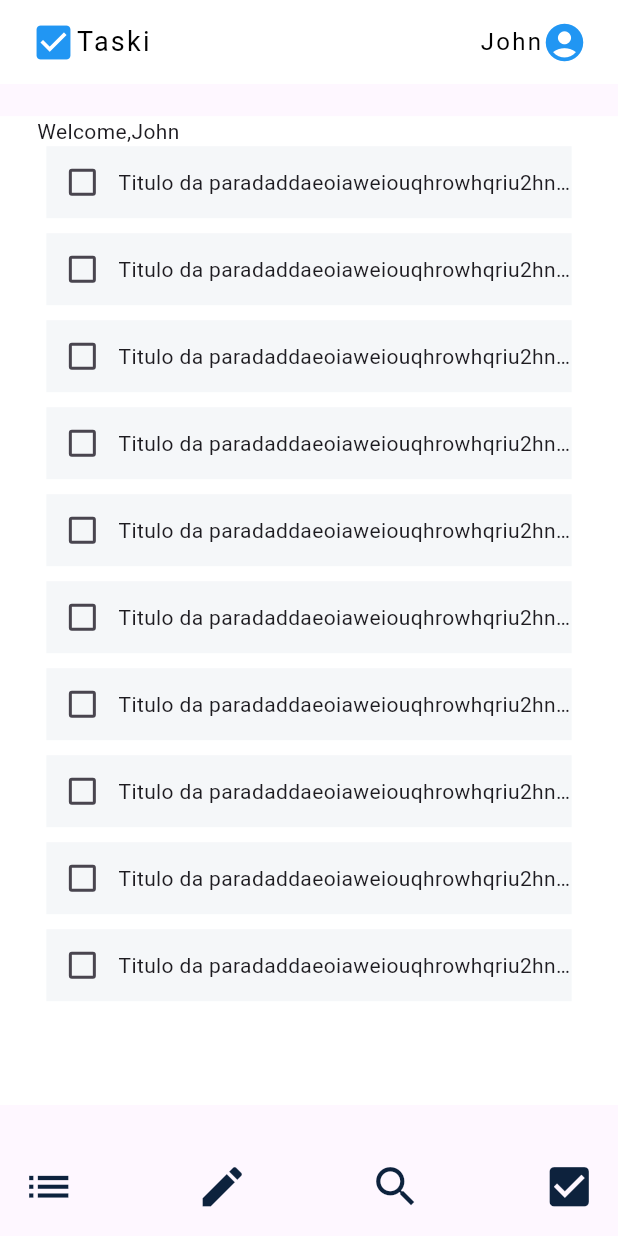
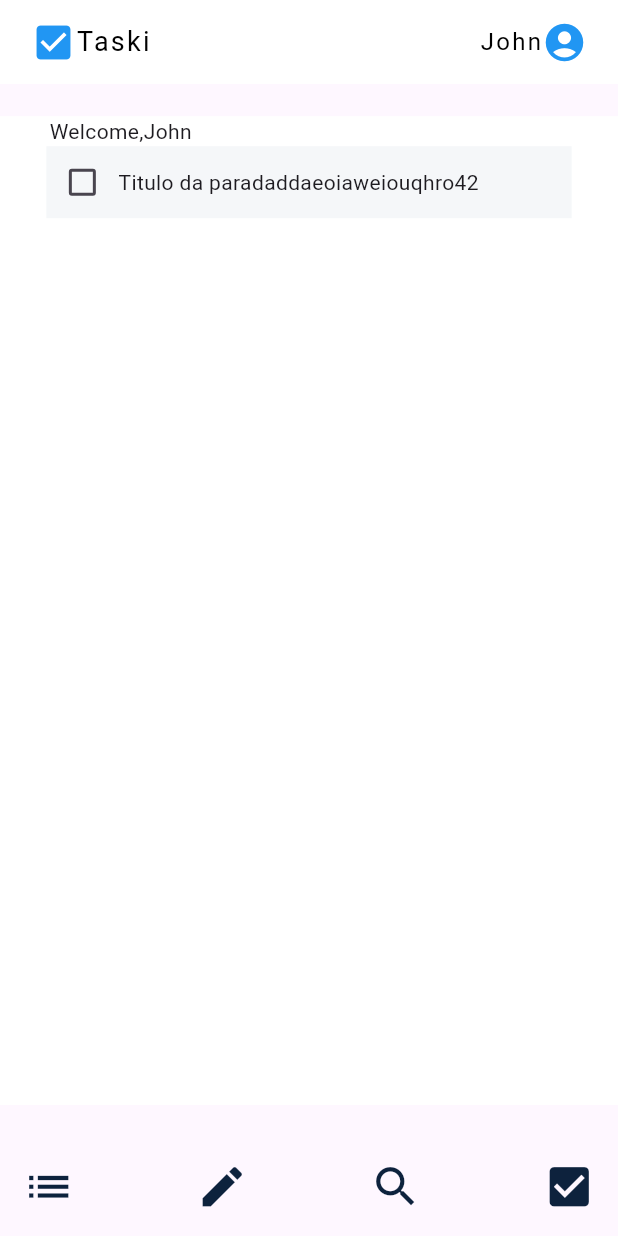
Before and after one commit to RodrigoToledo5599/DesafioMobile, a Flutter app: the screen it shows after launch, on a phone screen of 412 x 824 dp. Run offline on Flutter 3.47's test engine with Material 3 defaults, Android fonts, the phone set to English and light mode, and no system bars; our stand-ins replace sqflite; accounts and stored records are empty.

Commit message:
saving changes

```diff
--- a/lib/Database/DatabaseHelper.dart
+++ b/lib/Database/DatabaseHelper.dart
@@ -35,7 +35,7 @@ class DatabaseHelper{
   Future<List<Map<String,dynamic>>>? getTask(String name) async {
     try {
       final Database db = await _getDatabase();
-      final Future<List<Map<String, dynamic>>> map = db.query(TASK_TABLE_NAME, where: 'Name = ?', whereArgs: [name]);
+      final Future<List<Map<String, dynamic>>> map = db.query(TASK_TABLE_NAME, where: 'Name LIKE ?', whereArgs: [name]);
       print(map);
       return map;
     } catch (ex) {
--- /dev/null
+++ b/lib/ViewModels/TaskViewModel.dart
@@ -0,0 +1,23 @@
+import 'package:desafiomobile/Models/TaskModel.dart';
+import 'package:desafiomobile/Database/DatabaseHelper.dart';
+
+
+
+
+
+class TaskViewModel{
+
+  DatabaseHelper db = new DatabaseHelper();
+
+  Future<List<Map<String, dynamic>>>? getAllTasks(){
+    Future<List<Map<String, dynamic>>>? result =  db.getTasks();
+    return result;
+  }
+
+  Future<List<Map<String,dynamic>>>? getTask(String name){
+    Future<List<Map<String, dynamic>>>? result =  db.getTask(name);
+    return result;
+  }
+
+
+}
--- a/lib/Views/Todo.dart
+++ b/lib/Views/Todo.dart
@@ -1,12 +1,14 @@
 import 'package:flutter/material.dart';
 import 'package:flutter/cupertino.dart';
+import 'package:desafiomobile/ViewModels/TaskViewModel.dart';
 import 'package:desafiomobile/Widgets/UpBar.dart';
 import 'package:desafiomobile/Widgets/Navigate.dart';
 import 'package:desafiomobile/Widgets/TodoTask.dart';
 
 
 class Todo extends StatelessWidget{
-  const Todo({Key? key}) : super(key: key);
+  Todo({Key? key}) : super(key: key);
+  TaskViewModel tvm = new TaskViewModel();
 
   @override
   Widget build (BuildContext context){
@@ -22,7 +24,7 @@ class Todo extends StatelessWidget{
                   width: MediaQuery.of(context).size.width * 1,
                   height: MediaQuery.of(context).size.height * 0.8,
                   color: Color.fromRGBO(255, 255, 255, 1),
-                  child:SingleChildScrollView(
+                  child: SingleChildScrollView(
                       child: Column(
                           crossAxisAlignment: CrossAxisAlignment.center,
                           mainAxisAlignment: MainAxisAlignment.center,
@@ -34,34 +36,15 @@ class Todo extends StatelessWidget{
                                       children:[
                                         Row(
                                           children:[
-                                            SizedBox(width: MediaQuery.sizeOf(context).width * 0.06),
+                                            SizedBox(width: MediaQuery.sizeOf(context).width * 0.08),
                                             Text("Welcome,"),
-                                            Text("John",)
+                                            Text("John")
                                           ]
                                         )
                                       ]
                                     )
                                   ),
                                   TodoTask(),
-                                  SizedBox(height: 10),
-                                  TodoTask(),
-                                  SizedBox(height: 10),
-                                  TodoTask(),
-                                  SizedBox(height: 10),
-                                  TodoTask(),
-                                  SizedBox(height: 10),
-                                  TodoTask(),
-                                  SizedBox(height: 10),
-                                  TodoTask(),
-                                  SizedBox(height: 10),
-                                  TodoTask(),
-                                  SizedBox(height: 10),
-                                  TodoTask(),
-                                  SizedBox(height: 10),
-                                  TodoTask(),
-                                  SizedBox(height: 10),
-                                  TodoTask(),
-                                  SizedBox(height: 10),
                                 ]
                             ),
                           ],
--- a/lib/Widgets/DoneTask.dart
+++ b/lib/Widgets/DoneTask.dart
@@ -1,6 +1,5 @@
 import 'package:flutter/cupertino.dart';
 import 'package:flutter/material.dart';
-import 'package:desafiomobile/Models/TaskModel.dart';
 
 
 class DoneTask extends StatefulWidget {
--- a/lib/Widgets/TodoTask.dart
+++ b/lib/Widgets/TodoTask.dart
@@ -1,3 +1,4 @@
+import 'package:desafiomobile/ViewModels/TaskViewModel.dart';
 import 'package:flutter/cupertino.dart';
 import 'package:flutter/material.dart';
 
@@ -13,6 +14,7 @@ class _TodoTask extends State<TodoTask>{
   bool isChecked = false;
   bool isOpen = false;
   int maxlinesAllowed = 1;
+  TaskViewModel tvm = new TaskViewModel();
 
   void openCloseTitle(){
     setState(() {
@@ -36,8 +38,6 @@ class _TodoTask extends State<TodoTask>{
         onTap: (){
           openAndCloseText();
           openCloseTitle();
-
-          print(isOpen);
         },
         child:Container(
             width: MediaQuery.of(context).size.width * 0.85,
@@ -59,7 +59,7 @@ class _TodoTask extends State<TodoTask>{
                         ),
                         Flexible( // Allows text to be constrained inside available width
                           child: Text(
-                            "Titulo da paradaddaeoiaweiouqhrowhqriu2hni42h4i2h4i2h4iu2h34iu2hi4ih234ui23ui4ui234hui2h3i4ui234hui23",
+                            "Titulo da paradaddaeoiaweiouqhro42",
                             overflow: TextOverflow.ellipsis,
                             maxLines: maxlinesAllowed,
                             softWrap: false,
```
Also changed, not shown: lib/Database/DatabaseCreation.dart (+4 -5 lines), lib/Models/TaskModel.dart (+31 -3 lines).
